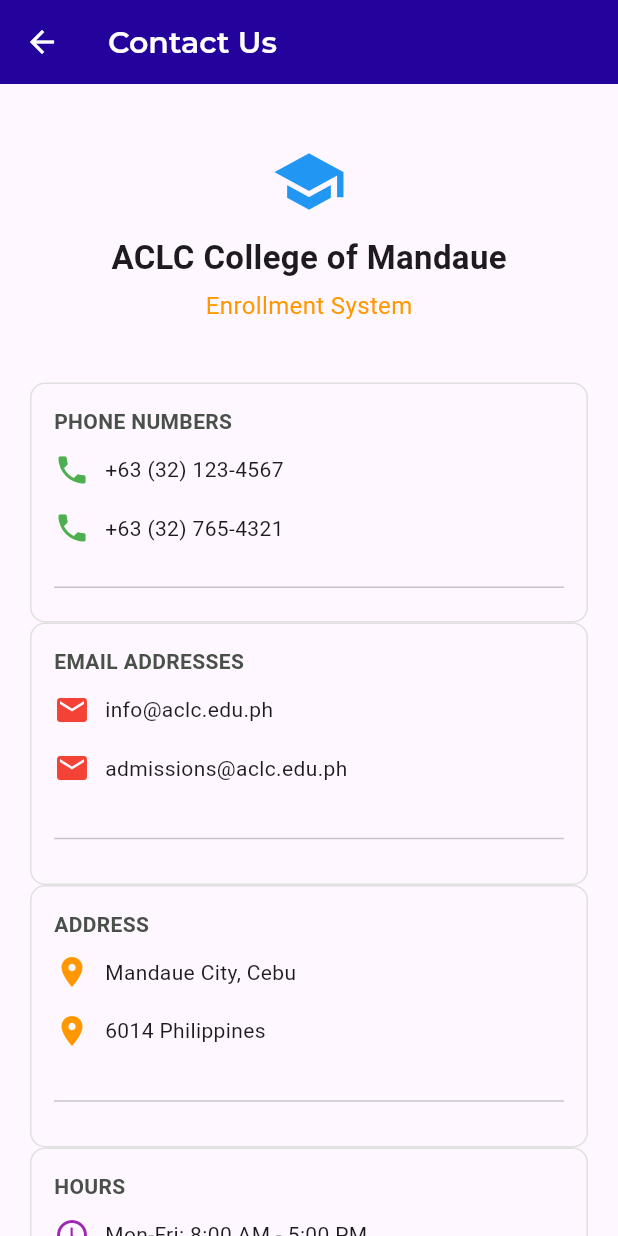
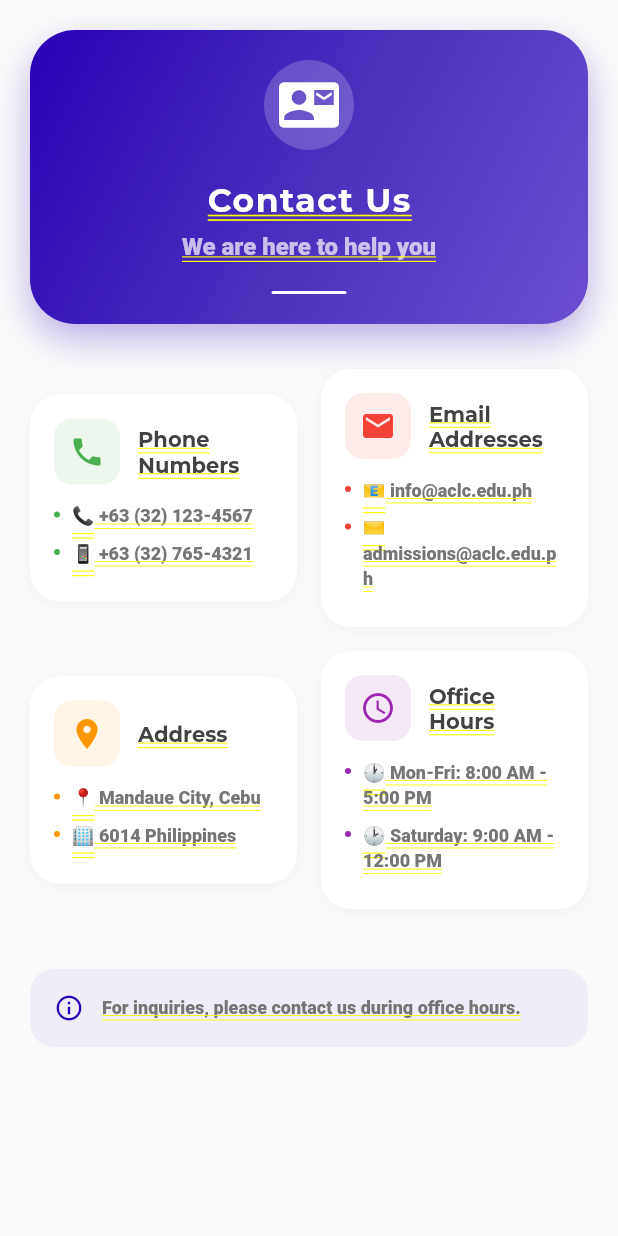
Before and after one commit to madelynlato27-prog/MobileDev-OnlineEnrollment, a Flutter app: the ContactPage screen opened by its route, on a phone screen of 412 x 824 dp. Run offline on Flutter 3.47's test engine with Material 3 defaults, Android fonts, the phone set to English and light mode, and no system bars; our stand-ins replace dio, google_fonts, image_picker.

Commit message:
i added and change some features in homepage

```diff
--- a/lib/screens/homepage/contact_page.dart
+++ b/lib/screens/homepage/contact_page.dart
@@ -1,143 +1,173 @@
 import 'package:flutter/material.dart';
+import 'package:google_fonts/google_fonts.dart';
 
 class ContactPage extends StatelessWidget {
   const ContactPage({super.key});
 
   @override
   Widget build(BuildContext context) {
-    return Scaffold(
-      appBar: AppBar(
-        title: const Text('Contact Us'),
-        backgroundColor: const Color.fromARGB(255, 36, 3, 156),
-        foregroundColor: Colors.white,
-      ),
-      body: SingleChildScrollView(
+    return Container(
+      color: Colors.grey.shade50,
+      child: SingleChildScrollView(
         padding: const EdgeInsets.all(20),
         child: Column(
           children: [
-
             Container(
-              padding: const EdgeInsets.all(20),
-
-              child: const Column(
+              width: double.infinity,
+              padding: const EdgeInsets.symmetric(vertical: 20, horizontal: 20),
+              decoration: BoxDecoration(
+                gradient: const LinearGradient(
+                  begin: Alignment.topLeft,
+                  end: Alignment.bottomRight,
+                  colors: [
+                    Color(0xFF2901B7),
+                    Color(0xFF4A2FBD),
+                    Color(0xFF6B4FCF),
+                  ],
+                ),
+                borderRadius: BorderRadius.circular(30),
+                boxShadow: [
+                  BoxShadow(
+                    color: const Color(0xFF2901B7).withOpacity(0.3),
+                    blurRadius: 20,
+                    offset: const Offset(0, 10),
+                  ),
+                ],
+              ),
+              child: Column(
                 children: [
-                  Icon(Icons.school, size: 50, color: Colors.blue),
-                  SizedBox(height: 10),
+                  Container(
+                    padding: const EdgeInsets.all(10),
+                    decoration: BoxDecoration(
+                      color: Colors.white.withOpacity(0.2),
+                      shape: BoxShape.circle,
+                    ),
+                    child: const Icon(
+                      Icons.contact_mail,
+                      size: 40,
+                      color: Colors.white,
+                    ),
+                  ),
+                  const SizedBox(height: 20),
                   Text(
-                    'ACLC College of Mandaue',
-                    style: TextStyle(fontSize: 22, fontWeight: FontWeight.bold),
+                    'Contact Us',
+                    style: GoogleFonts.montserrat(
+                      fontSize: 22,
+                      fontWeight: FontWeight.bold,
+                      color: Colors.white,
+                      letterSpacing: 1,
+                    ),
                   ),
-                  SizedBox(height: 5),
+                  const SizedBox(height: 8),
                   Text(
-                    'Enrollment System',
-                    style: TextStyle(fontSize: 16, color: Colors.orange),
+                    'We are here to help you',
+                    style: GoogleFonts.roboto(
+                      fontSize: 16,
+                      color: Colors.white70,
+                    ),
+                  ),
+                  const SizedBox(height: 20),
+                  Container(
+                    width: 50,
+                    height: 2,
+                    decoration: BoxDecoration(
+                      color: Colors.white,
+                      borderRadius: BorderRadius.circular(2),
+                    ),
                   ),
                 ],
               ),
             ),
-            const SizedBox(height: 20),
+
+            const SizedBox(height: 30),
+
+            Row(
+              children: [
+                Expanded(
+                  child: _buildContactCard(
+                    title: 'Phone Numbers',
+                    icon: Icons.phone,
+                    iconColor: Colors.green,
+                    items: const [
+                      '📞 +63 (32) 123-4567',
+                      '📱 +63 (32) 765-4321',
+                    ],
+                  ),
+                ),
+                const SizedBox(width: 16),
+                Expanded(
+                  child: _buildContactCard(
+                    title: 'Email Addresses',
+                    icon: Icons.email,
+                    iconColor: Colors.red,
+                    items: const [
+                      '📧 info@aclc.edu.ph',
+                      '✉️ admissions@aclc.edu.ph',
+                    ],
+                  ),
+                ),
+              ],
+            ),
+
+            const SizedBox(height: 16),
+
+            Row(
+              children: [
+                Expanded(
+                  child: _buildContactCard(
+                    title: 'Address',
+                    icon: Icons.location_on,
+                    iconColor: Colors.orange,
+                    items: const [
+                      '📍 Mandaue City, Cebu',
+                      '🏢 6014 Philippines',
+                    ],
+                  ),
+                ),
+                const SizedBox(width: 16),
+                Expanded(
+                  child: _buildContactCard(
+                    title: 'Office Hours',
+                    icon: Icons.access_time,
+                    iconColor: Colors.purple,
+                    items: const [
+                      '🕐 Mon-Fri: 8:00 AM - 5:00 PM',
+                      '🕑 Saturday: 9:00 AM - 12:00 PM',
+                    ],
+                  ),
+                ),
+              ],
+            ),
+
+            const SizedBox(height: 40),
 
             Container(
-              padding: const EdgeInsets.all(15),
+              padding: const EdgeInsets.all(16),
               decoration: BoxDecoration(
-                border: Border.all(color: Colors.grey.shade300),
-                borderRadius: BorderRadius.circular(10),
+                color: const Color(0xFF2901B7).withOpacity(0.05),
+                borderRadius: BorderRadius.circular(16),
               ),
-              child: const Column(
-                   crossAxisAlignment: CrossAxisAlignment.start,
+              child: Row(
                 children: [
-                  Text('PHONE NUMBERS',
-              style: TextStyle(fontSize: 14, fontWeight: FontWeight.bold, color: Color.fromARGB(255, 73, 79, 73))),
-                  SizedBox(height: 10),
-
-                  Row(
-                    children: [
-                    Icon(Icons.phone, color: Colors.green), SizedBox(width: 10), Text('+63 (32) 123-4567')]),
-                      SizedBox(height: 15),
-                  Row(
-                    children: [
-                    Icon(Icons.phone, color: Colors.green), SizedBox(width: 10), Text('+63 (32) 765-4321')]),
-                      SizedBox(height: 20),
-                   Divider(height: 15),
+                  Icon(
+                    Icons.info_outline,
+                    size: 20,
+                    color: const Color(0xFF2901B7),
+                  ),
+                  const SizedBox(width: 12),
+                  Expanded(
+                    child: Text(
+                      'For inquiries, please contact us during office hours.',
+                      style: GoogleFonts.roboto(
+                        fontSize: 12,
+                        color: Colors.grey[600],
+                      ),
+                    ),
+                  ),
                 ],
               ),
             ),
 
-             Container(
-              padding: const EdgeInsets.all(15),
-              decoration: BoxDecoration(
-                border: Border.all(color: Colors.grey.shade300),
-                borderRadius: BorderRadius.circular(10),
-              ),
-              child: const Column(
-                   crossAxisAlignment: CrossAxisAlignment.start,
-                children: [
-                  Text('EMAIL ADDRESSES',
-              style: TextStyle(fontSize: 14, fontWeight: FontWeight.bold, color: Color.fromARGB(255, 73, 79, 73))),
-                  SizedBox(height: 10),
-
-                  Row(
-                    children: [
-                      Icon(Icons.email, color: Colors.red), SizedBox(width: 10), Text('info@aclc.edu.ph')]),
-                      SizedBox(height: 15),
-                  Row(
-                    children: [Icon(Icons.email, color: Colors.red), SizedBox(width: 10), Text('admissions@aclc.edu.ph')]),
-                      SizedBox(height: 20),
-                  Divider(height: 30),
-                ],
-                  ),
-            ),
-
-                   Container(
-              padding: const EdgeInsets.all(15),
-              decoration: BoxDecoration(
-                border: Border.all(color: Colors.grey.shade300),
-                borderRadius: BorderRadius.circular(10),
-              ),
-              child: const Column(
-                   crossAxisAlignment: CrossAxisAlignment.start,
-                children: [
-                  Text('ADDRESS',
-              style: TextStyle(fontSize: 14, fontWeight: FontWeight.bold, color: Color.fromARGB(255, 73, 79, 73))),
-                  SizedBox(height: 10),
-
-                  Row(
-                    children: [
-                      Icon(Icons.location_on, color: Colors.orange), SizedBox(width: 10), Text('Mandaue City, Cebu')]),
-                        SizedBox(height: 15),
-                  Row(
-                    children: [
-                      Icon(Icons.location_on, color: Colors.orange), SizedBox(width: 10), Text('6014 Philippines')]),
-                        SizedBox(height: 20),
-                  Divider(height: 30),
-                ],
-                  ),
-                  ),
-
-                     Container(
-              padding: const EdgeInsets.all(15),
-              decoration: BoxDecoration(
-                border: Border.all(color: Colors.grey.shade300),
-                borderRadius: BorderRadius.circular(10),
-              ),
-              child: const Column(
-                   crossAxisAlignment: CrossAxisAlignment.start,
-                children: [
-                  Text('HOURS',
-              style: TextStyle(fontSize: 14, fontWeight: FontWeight.bold, color: Color.fromARGB(255, 73, 79, 73))),
-                  SizedBox(height: 10),
-
-                  Row(
-                    children: [
-                      Icon(Icons.access_time, color: Colors.purple), SizedBox(width: 10), Text('Mon-Fri: 8:00 AM - 5:00 PM')]),
-                        SizedBox(height: 15),
-                  Row(
-                    children: [
-                      Icon(Icons.access_time, color: Colors.purple), SizedBox(width: 10), Text('Saturday: 9:00 AM - 12:00 PM')]),
-                        SizedBox(height: 10),
-                ],
-              ),
-            ),
             const SizedBox(height: 30),
           ],
         ),
@@ -145,5 +175,81 @@
     );
   }
 
-
+  Widget _buildContactCard({
+    required String title,
+    required IconData icon,
+    required Color iconColor,
+    required List<String> items,
+  }) {
+    return Container(
+      padding: const EdgeInsets.all(16),
+      decoration: BoxDecoration(
+        color: Colors.white,
+        borderRadius: BorderRadius.circular(20),
+        boxShadow: [
+          BoxShadow(
+            color: Colors.grey.withOpacity(0.1),
+            blurRadius: 8,
+            offset: const Offset(0, 2),
+          ),
+        ],
+      ),
+      child: Column(
+        crossAxisAlignment: CrossAxisAlignment.start,
+        children: [
+          Row(
+            children: [
+              Container(
+                padding: const EdgeInsets.all(10),
+                decoration: BoxDecoration(
+                  color: iconColor.withOpacity(0.1),
+                  borderRadius: BorderRadius.circular(12),
+                ),
+                child: Icon(icon, color: iconColor, size: 24),
+              ),
+              const SizedBox(width: 12),
+              Expanded(
+                child: Text(
+                  title,
+                  style: GoogleFonts.montserrat(
+                    fontSize: 14,
+                    fontWeight: FontWeight.bold,
+                    color: Colors.grey[800],
+                  ),
+                ),
+              ),
+            ],
+          ),
+          const SizedBox(height: 12),
+          ...items.map((item) => Padding(
+            padding: const EdgeInsets.only(bottom: 8),
+            child: Row(
+              crossAxisAlignment: CrossAxisAlignment.start,
+              children: [
+                Container(
+                  width: 4,
+                  height: 4,
+                  margin: const EdgeInsets.only(top: 6, right: 8),
+                  decoration: BoxDecoration(
+                    color: iconColor,
+                    shape: BoxShape.circle,
+                  ),
+                ),
+                Expanded(
+                  child: Text(
+                    item,
+                    style: GoogleFonts.roboto(
+                      fontSize: 12,
+                      color: Colors.grey[600],
+                      height: 1.4,
+                    ),
+                  ),
+                ),
+              ],
+            ),
+          )),
+        ],
+      ),
+    );
+  }
 }
```
Also changed, not shown: lib/main.dart (+2 -5 lines), lib/screens/homepage/about_page.dart (+125 -62 lines), lib/screens/homepage/courses_page.dart (+57 -28 lines).
